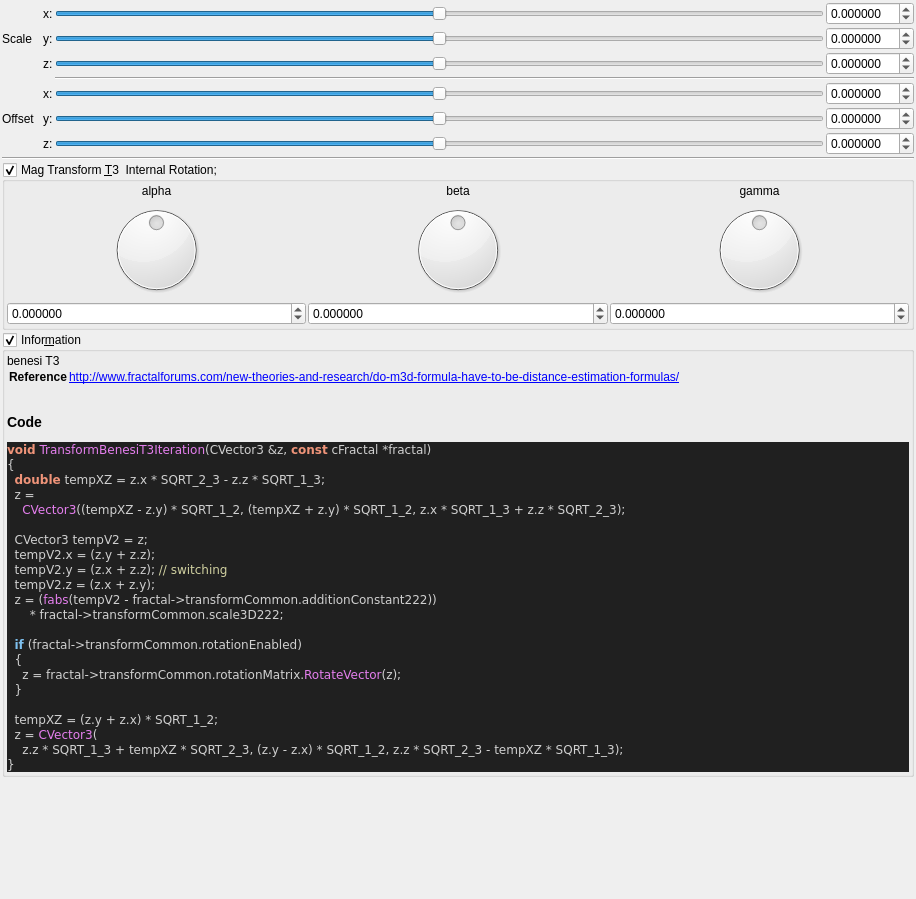
Old version of the form mandelbulber2/qt_data/fractal_transf_benesi_T3.ui in the repository buddhi1980/mandelbulber2.
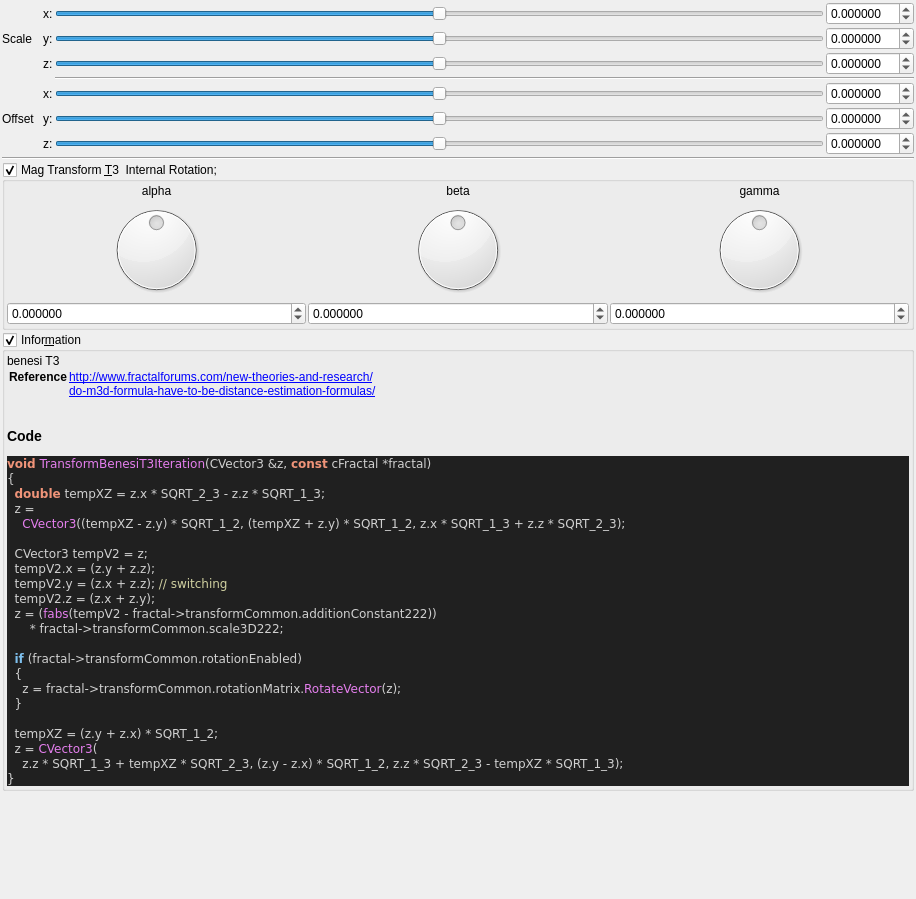
New version of the form. Custom widgets are drawn as their Qt base class.

Commit message: source code format & updated ui formula files

Diff of the .ui file:
```diff
--- a/mandelbulber2/qt_data/fractal_transf_benesi_T3.ui
+++ b/mandelbulber2/qt_data/fractal_transf_benesi_T3.ui
@@ -624,7 +624,8 @@
        <widget class="QLabel" name="label_code_content">
         <property name="text">
          <string>&lt;p&gt;benesi T3&lt;/p&gt;&lt;table&gt;
-&lt;tr&gt;&lt;th&gt;Reference&lt;/th&gt;&lt;td&gt;&lt;a href=&quot;http://www.fractalforums.com/new-theories-and-research/do-m3d-formula-have-to-be-distance-estimation-formulas/&quot;&gt;http://www.fractalforums.com/new-theories-and-research/do-m3d-formula-have-to-be-distance-estimation-formulas/&lt;br&gt;
+&lt;tr&gt;&lt;th&gt;Reference&lt;/th&gt;&lt;td&gt;&lt;a href=&quot;http://www.fractalforums.com/new-theories-and-research/&quot;&gt;http://www.fractalforums.com/new-theories-and-research/&lt;br&gt;
+&lt;a href=&quot;do-m3d-formula-have-to-be-distance-estimation-formulas/&quot;&gt;do-m3d-formula-have-to-be-distance-estimation-formulas/&lt;br&gt;
 &lt;/td&gt;&lt;/tr&gt;
 &lt;/table&gt;
 &lt;h3&gt;Code&lt;/h3&gt;
```
The commit also changes 41 other files.
